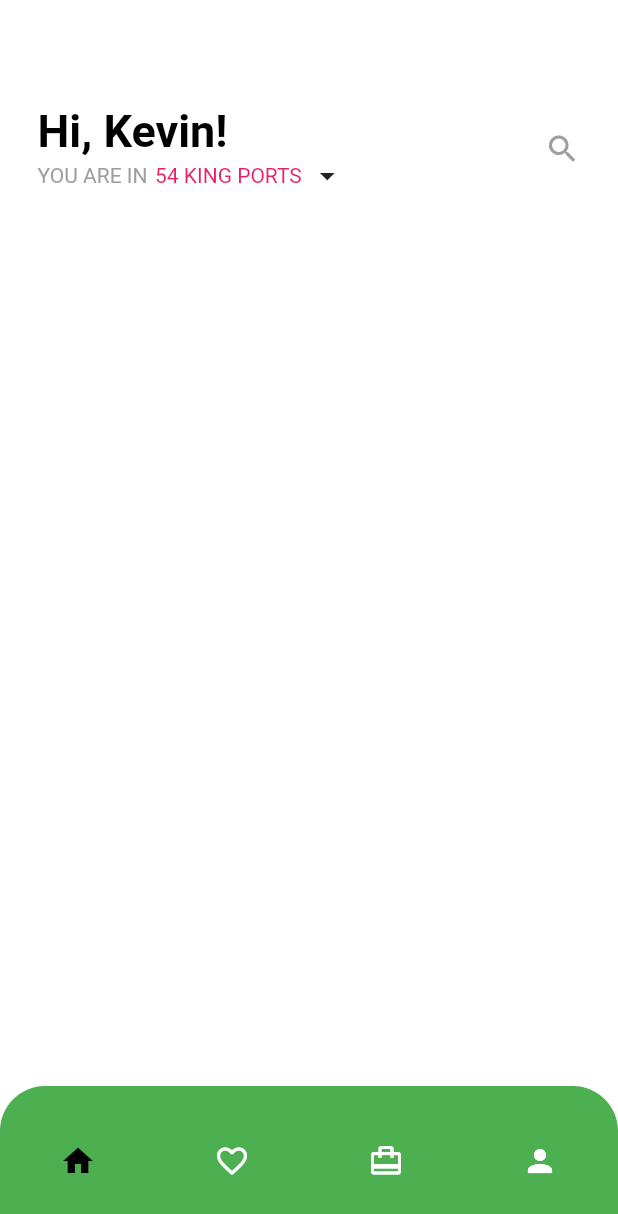
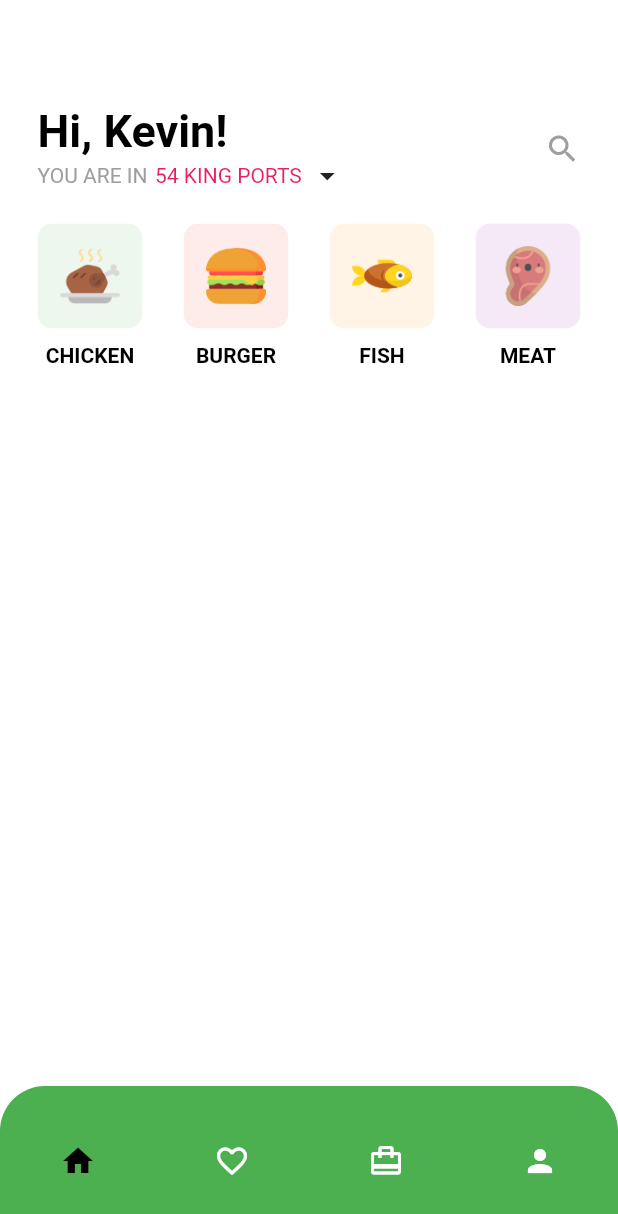
Before and after one commit to rogercg/app_food, a Flutter app: the screen it shows after launch, on a phone screen of 412 x 824 dp. Shown: the top 1214 px of the screen. Run offline on Flutter 3.47's test engine with Material 2 defaults, Android fonts, the phone set to English and light mode, and no system bars.

Commit message:
Botones de categoria

```diff
--- a/lib/main.dart
+++ b/lib/main.dart
@@ -24,6 +24,7 @@ class _MyMainPageState extends State<MyMainPage> {
   Widget build(BuildContext context) {
     return Scaffold(
       backgroundColor: Colors.white,
+      /* -- OP APP BAR INFO -- */
       body: Column(
         children: <Widget>[
           Padding(
@@ -50,8 +51,85 @@ class _MyMainPageState extends State<MyMainPage> {
               ],
             ),
           ),
+          /* -- OP BUTTONS CATEGORY -- */
+          SizedBox(height: 20.0),
+          Padding(
+            padding: const EdgeInsets.only(left: 25.0, right: 25.0),
+            child: Row(
+              mainAxisAlignment: MainAxisAlignment.spaceBetween,
+              children: <Widget>[
+                Column(
+                  children: <Widget>[
+                    ClipRRect(
+                      borderRadius: BorderRadius.circular(10.0),
+                      child: Container(
+                        color: Colors.green.withOpacity(0.1),
+                        child: Padding(
+                          padding: EdgeInsets.all(15.0),
+                          child: Image.asset('assets/chicken.png', width: 40.0, height: 40.0),
+                        ),
+                      ),
+                    ),
+                    SizedBox(height: 10.0),
+                    Text('CHICKEN', style: TextStyle(color: Colors.black, fontWeight: FontWeight.bold))
+                  ],
+                ),
+                Column(
+                  children: <Widget>[
+                    ClipRRect(
+                      borderRadius: BorderRadius.circular(10.0),
+                      child: Container(
+                        color: Colors.red.withOpacity(0.1),
+                        child: Padding(
+                          padding: EdgeInsets.all(15.0),
+                          child: Image.asset('assets/burger.png', width: 40.0, height: 40.0),
+                        ),
+                      ),
+                    ),
+                    SizedBox(height: 10.0),
+                    Text('BURGER', style: TextStyle(color: Colors.black, fontWeight: FontWeight.bold))
+                  ],
+                ),
+                Column(
+                  children: <Widget>[
+                    ClipRRect(
+                      borderRadius: BorderRadius.circular(10.0),
+                      child: Container(
+                        color: Colors.orange.withOpacity(0.1),
+                        child: Padding(
+                          padding: EdgeInsets.all(15.0),
+                          child: Image.asset('assets/fish.png', width: 40.0, height: 40.0),
+                        ),
+                      ),
+                    ),
+                    SizedBox(height: 10.0),
+                    Text('FISH', style: TextStyle(color: Colors.black, fontWeight: FontWeight.bold))
+                  ],
+                ),
+                Column(
+                  children: <Widget>[
+                    ClipRRect(
+                      borderRadius: BorderRadius.circular(10.0),
+                      child: Container(
+                        color: Colors.purple.withOpacity(0.1),
+                        child: Padding(
+                          padding: EdgeInsets.all(15.0),
+                          child: Image.asset('assets/meat.png', width: 40.0, height: 40.0),
+                        ),
+                      ),
+                    ),
+                    SizedBox(height: 10.0),
+                    Text('MEAT', style: TextStyle(color: Colors.black, fontWeight: FontWeight.bold))
+                  ],
+                )
+              ],
+            ),
+          )
+          /* -- END BUTTONS CATEGORY -- */
         ],
       ),
+      /* -- END BAR INFO -- */
+      /* -- OP BOTTOM BAR -- */
       bottomNavigationBar: Container(
         height: 100,
         decoration: BoxDecoration(
@@ -74,6 +152,7 @@ class _MyMainPageState extends State<MyMainPage> {
           ),
         ),
       ),
+      /* -- END BOTTOM BAR -- */
     );
   }
 }
--- a/pubspec.yaml
+++ b/pubspec.yaml
@@ -41,8 +41,8 @@ flutter:
   uses-material-design: true
 
   # To add assets to your application, add an assets section, like this:
-  # assets:
-  #  - images/a_dot_burr.jpeg
+  assets:
+   - assets/
   #  - images/a_dot_ham.jpeg
 
   # An image asset can refer to one or more resolution-specific "variants", see
```
Also changed, not shown: 1 other file.
